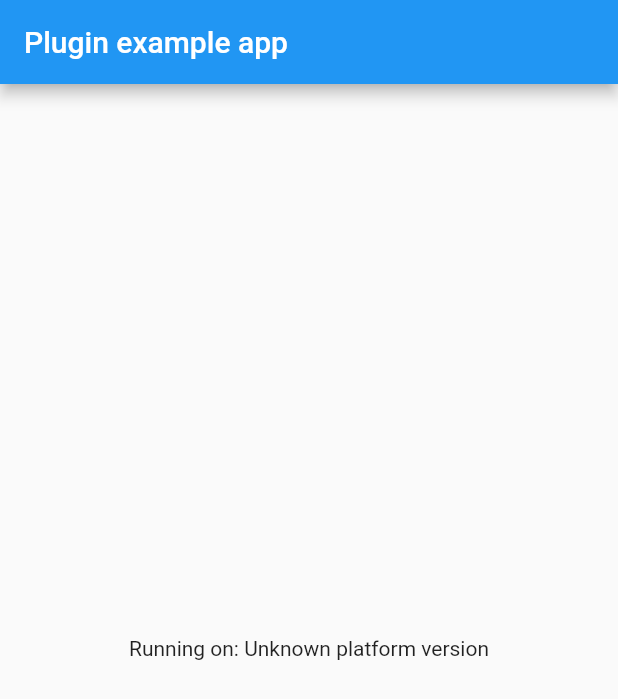
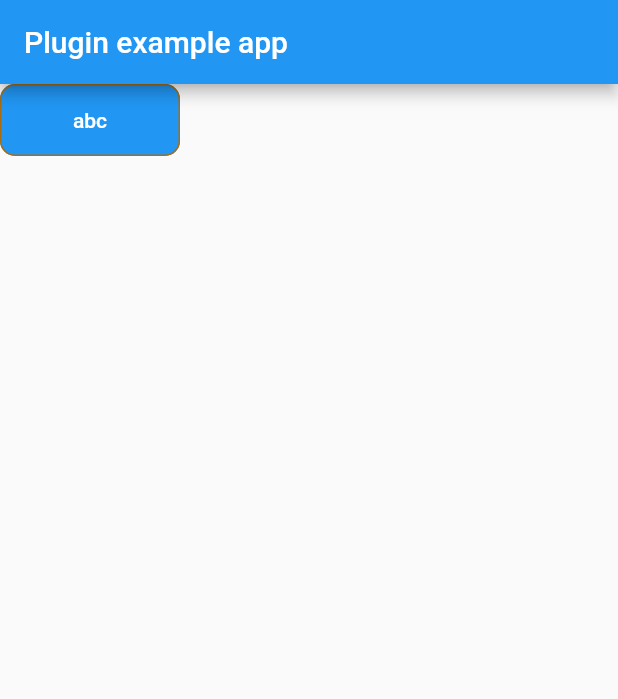
Before and after one commit to HoangPhamThai/buffalo-design, a Flutter app: the screen it shows after launch, on a phone screen of 412 x 824 dp. Shown: the top 699 px of the screen. Run offline on Flutter 3.47's test engine with Material 2 defaults, Android fonts, the phone set to English and light mode, and no system bars.

Commit message:
add button and divider

```diff
--- a/example/lib/main.dart
+++ b/example/lib/main.dart
@@ -1,7 +1,5 @@
 import 'package:flutter/material.dart';
-import 'dart:async';
 
-import 'package:flutter/services.dart';
 import 'package:buffalo_design/buffalo_design.dart';
 
 void main() {
@@ -16,37 +14,6 @@ class MyApp extends StatefulWidget {
 }
 
 class _MyAppState extends State<MyApp> {
-  String _platformVersion = 'Unknown';
-  final _buffaloDesignPlugin = BuffaloDesign();
-
-  @override
-  void initState() {
-    super.initState();
-    initPlatformState();
-  }
-
-  // Platform messages are asynchronous, so we initialize in an async method.
-  Future<void> initPlatformState() async {
-    String platformVersion;
-    // Platform messages may fail, so we use a try/catch PlatformException.
-    // We also handle the message potentially returning null.
-    try {
-      platformVersion =
-          await _buffaloDesignPlugin.getPlatformVersion() ?? 'Unknown platform version';
-    } on PlatformException {
-      platformVersion = 'Failed to get platform version.';
-    }
-
-    // If the widget was removed from the tree while the asynchronous platform
-    // message was in flight, we want to discard the reply rather than calling
-    // setState to update our non-existent appearance.
-    if (!mounted) return;
-
-    setState(() {
-      _platformVersion = platformVersion;
-    });
-  }
-
   @override
   Widget build(BuildContext context) {
     return MaterialApp(
@@ -54,8 +21,10 @@ class _MyAppState extends State<MyApp> {
         appBar: AppBar(
           title: const Text('Plugin example app'),
         ),
-        body: Center(
-          child: Text('Running on: $_platformVersion\n'),
+        body: Column(
+          children: [
+            BuffaloButton(child: Text('abc'), state: ButtonState.enable),
+          ],
         ),
       ),
     );
--- a/lib/buffalo_design_method_channel.dart
+++ /dev/null
@@ -1,17 +0,0 @@
-import 'package:flutter/foundation.dart';
-import 'package:flutter/services.dart';
-
-import 'buffalo_design_platform_interface.dart';
-
-/// An implementation of [BuffaloDesignPlatform] that uses method channels.
-class MethodChannelBuffaloDesign extends BuffaloDesignPlatform {
-  /// The method channel used to interact with the native platform.
-  @visibleForTesting
-  final methodChannel = const MethodChannel('buffalo_design');
-
-  @override
-  Future<String?> getPlatformVersion() async {
-    final version = await methodChannel.invokeMethod<String>('getPlatformVersion');
-    return version;
-  }
-}
--- a/lib/buffalo_design_platform_interface.dart
+++ /dev/null
@@ -1,29 +0,0 @@
-import 'package:plugin_platform_interface/plugin_platform_interface.dart';
-
-import 'buffalo_design_method_channel.dart';
-
-abstract class BuffaloDesignPlatform extends PlatformInterface {
-  /// Constructs a BuffaloDesignPlatform.
-  BuffaloDesignPlatform() : super(token: _token);
-
-  static final Object _token = Object();
-
-  static BuffaloDesignPlatform _instance = MethodChannelBuffaloDesign();
-
-  /// The default instance of [BuffaloDesignPlatform] to use.
-  ///
-  /// Defaults to [MethodChannelBuffaloDesign].
-  static BuffaloDesignPlatform get instance => _instance;
-
-  /// Platform-specific implementations should set this with their own
-  /// platform-specific class that extends [BuffaloDesignPlatform] when
-  /// they register themselves.
-  static set instance(BuffaloDesignPlatform instance) {
-    PlatformInterface.verifyToken(instance, _token);
-    _instance = instance;
-  }
-
-  Future<String?> getPlatformVersion() {
-    throw UnimplementedError('platformVersion() has not been implemented.');
-  }
-}
--- a/lib/buffalo_design_web.dart
+++ /dev/null
@@ -1,26 +0,0 @@
-// In order to *not* need this ignore, consider extracting the "web" version
-// of your plugin as a separate package, instead of inlining it in the same
-// package as the core of your plugin.
-// ignore: avoid_web_libraries_in_flutter
-import 'dart:html' as html show window;
-
-import 'package:flutter_web_plugins/flutter_web_plugins.dart';
-
-import 'buffalo_design_platform_interface.dart';
-
-/// A web implementation of the BuffaloDesignPlatform of the BuffaloDesign plugin.
-class BuffaloDesignWeb extends BuffaloDesignPlatform {
-  /// Constructs a BuffaloDesignWeb
-  BuffaloDesignWeb();
-
-  static void registerWith(Registrar registrar) {
-    BuffaloDesignPlatform.instance = BuffaloDesignWeb();
-  }
-
-  /// Returns a [String] containing the version of the platform.
-  @override
-  Future<String?> getPlatformVersion() async {
-    final version = html.window.navigator.userAgent;
-    return version;
-  }
-}
--- /dev/null
+++ b/lib/core/styles/colors.dart
@@ -0,0 +1,8 @@
+import 'package:flutter/material.dart';
+
+class CommonColor {
+  static const Color primary = Color(0xffA96C12);
+  static const Color disabled = Color(0xffEAEAEA);
+  static const Color danger = Colors.red;
+  static const Color success = Colors.green;
+}
--- /dev/null
+++ b/lib/modules/button.dart
@@ -0,0 +1,152 @@
+import 'package:buffalo_design/core/styles/colors.dart';
+import 'package:flutter/material.dart';
+
+enum ButtonState { enable, loading, disable }
+
+class BuffaloButton extends StatefulWidget {
+  final ButtonState state;
+  final Widget child;
+  final bool enableLoading;
+  final Widget? loadingChild;
+  final VoidCallback? onPressed;
+  final bool strokeOnly;
+  final bool hasContentPadding;
+  final double borderRadius;
+  final EdgeInsets? padding;
+  final EdgeInsets? margin;
+  final double? height;
+  final double? width;
+  final double minWidth;
+  final double borderWidth;
+
+  final Color? color;
+  final Color? hoverColor;
+  final Color disabledColor;
+  final Color backgroundColor;
+  final Color strokeColor;
+  final Color strokeOnlyColor;
+
+  const BuffaloButton({
+    super.key,
+    required this.child,
+    this.enableLoading = false,
+    this.loadingChild,
+    this.onPressed,
+    this.state = ButtonState.enable,
+    this.strokeOnly = false,
+    this.backgroundColor = Colors.white,
+    this.borderRadius = 10,
+    this.strokeColor = CommonColor.primary,
+    this.padding,
+    this.margin,
+    this.height = 48,
+    this.minWidth = 120,
+    this.width,
+    this.hoverColor,
+    this.hasContentPadding = true,
+    this.borderWidth = 1,
+    this.strokeOnlyColor = CommonColor.primary,
+    this.disabledColor = CommonColor.disabled,
+    this.color,
+  });
+
+  @override
+  State<BuffaloButton> createState() => _BuffaloButtonState();
+}
+
+class _BuffaloButtonState extends State<BuffaloButton> {
+  Color getBorderColor() {
+    if (widget.state == ButtonState.disable) {
+      print('return disable border');
+      return widget.disabledColor;
+    }
+    if (widget.strokeOnly) {
+      print('return stroke only border');
+      return widget.strokeOnlyColor;
+    }
+    print('return stroke border');
+    return widget.strokeColor;
+  }
+
+  Color getBackgroundColor() {
+    if (widget.state == ButtonState.disable) {
+      return Colors.grey.withOpacity(0.2);
+    }
+    if (widget.strokeOnly) {
+      return widget.backgroundColor;
+    }
+    return widget.color ?? Theme.of(context).primaryColor;
+    // if (widget.state == ButtonState.enable) {
+    //   return widget.color ?? Theme.of(context).primaryColor;
+    // }
+    // return Colors.grey;
+  }
+
+  Color getForegroundColor() {
+    if (widget.state == ButtonState.disable) {
+      return Colors.grey;
+    }
+    return widget.strokeOnly ? CommonColor.primary : Colors.white;
+  }
+
+  Widget renderLoadingWidget() {
+    if (widget.state == ButtonState.loading) {
+      return widget.loadingChild ??
+          Container(
+            margin: const EdgeInsets.only(right: 14),
+            height: 20,
+            width: 20,
+            child: CircularProgressIndicator(
+              color: widget.strokeOnly
+                  ? widget.color ?? Theme.of(context).primaryColor
+                  : Colors.white,
+            ),
+          );
+    }
+    return Container();
+  }
+
+  @override
+  Widget build(BuildContext context) {
+    return Container(
+      padding: widget.padding,
+      margin: widget.margin,
+      height: widget.height,
+      child: TextButton(
+        style: ButtonStyle(
+          padding: widget.hasContentPadding
+              ? MaterialStateProperty.all(
+                  const EdgeInsets.symmetric(vertical: 0, horizontal: 14))
+              : MaterialStateProperty.all(EdgeInsets.zero),
+          shape: MaterialStateProperty.all(
+            RoundedRectangleBorder(
+              side: BorderSide(
+                width: widget.borderWidth,
+                color: getBorderColor(),
+              ),
+              borderRadius: BorderRadius.all(
+                Radius.circular(widget.borderRadius),
+              ),
+            ),
+          ),
+          minimumSize: MaterialStateProperty.all(
+            Size.fromWidth(widget.minWidth),
+          ),
+          foregroundColor: MaterialStateProperty.all(getForegroundColor()),
+          backgroundColor: MaterialStateProperty.all(getBackgroundColor()),
+          overlayColor: MaterialStateProperty.all(Colors.transparent),
+        ),
+        onPressed: widget.state == ButtonState.enable ? widget.onPressed : null,
+        child: Row(
+          mainAxisSize: MainAxisSize.min,
+          mainAxisAlignment: MainAxisAlignment.center,
+          crossAxisAlignment: CrossAxisAlignment.center,
+          children: [
+            renderLoadingWidget(),
+            widget.child,
+          ],
+        ),
+      ),
+    );
+  }
+}
```
Also changed, not shown: lib/buffalo_design.dart (+2 -8 lines), lib/modules/divider.dart (added, +102 -0 lines), 6 other files.
